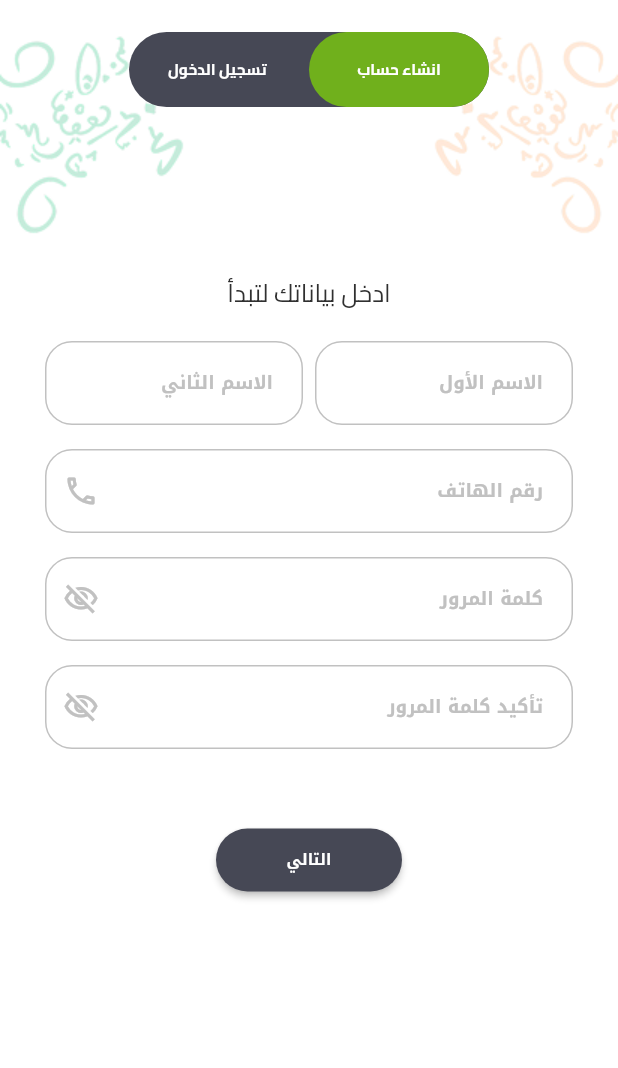
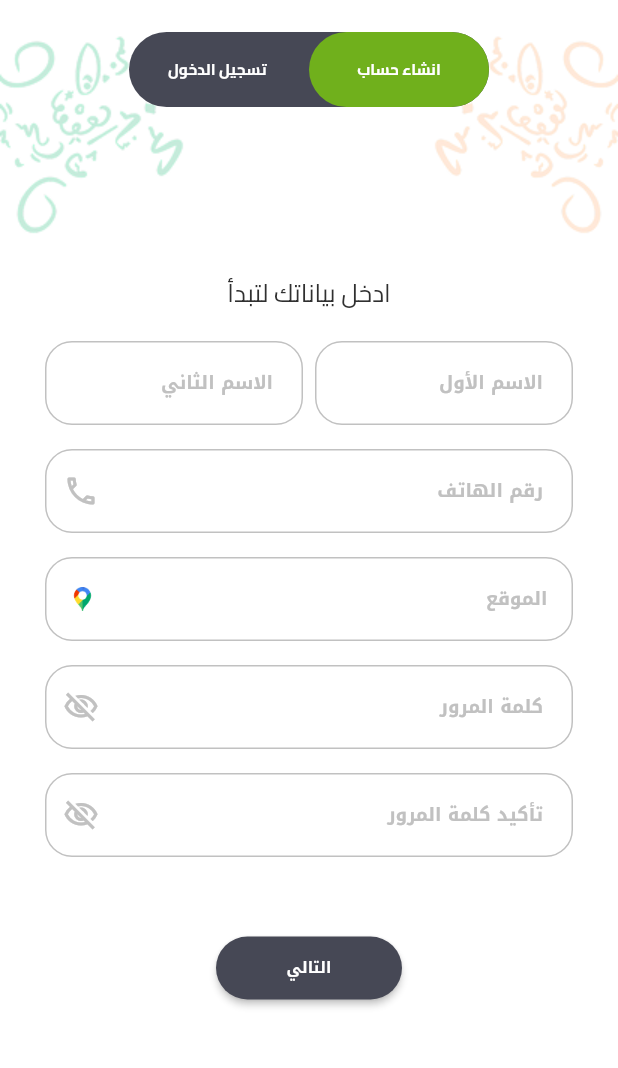
Before and after one commit to Mohamed123-r/hwee_tawseel_driver, a Flutter app: the screen it shows after launch, after a tap on "انشاء حساب", on a phone screen of 412 x 824 dp, the part 76-1144 px from its top. Run offline on Flutter 3.47's test engine with Material 3 defaults, Android fonts, the phone set to English and light mode, and no system bars; our stand-ins replace flutter_svg, image_picker, pinput; network calls fail; project files that could hold a hidden picture were left out.

Commit message:
✨ feat(auth): Add location selection to registration flow

```diff
--- a/lib/views/auth/widgets/register.dart
+++ b/lib/views/auth/widgets/register.dart
@@ -1,6 +1,10 @@
 import 'package:flutter/material.dart';
+import 'package:flutter_svg/svg.dart';
 import 'package:hwee_tawseel_driver/components/app_button.dart';
+import 'package:hwee_tawseel_driver/components/app_colors.dart';
 import 'package:hwee_tawseel_driver/components/app_form_filed.dart';
+import 'package:hwee_tawseel_driver/generated/assets.dart';
+import 'package:hwee_tawseel_driver/views/auth/location_view.dart';
 import 'package:hwee_tawseel_driver/views/auth/register_view.dart';
 
 import '../../../components/app_text_styles.dart';
@@ -88,6 +92,43 @@ class _RegisterState extends State<Register> {
             },
           ),
           SizedBox(height: 16),
+          GestureDetector(
+            onTap: () {
+              Navigator.push(
+                context,
+                MaterialPageRoute(
+                  builder: (context) => LocationView(),
+                ),
+              );
+            },
+            child: Container(
+              height: 56,
+              width: double.infinity,
+              padding: EdgeInsets.symmetric(
+                horizontal: 16,
+              ),
+              decoration: BoxDecoration(
+                border: Border.all(
+                  color: AppColors.border,
+                ),
+                borderRadius: BorderRadius.all(Radius.circular(18)),
+              ),
+              child: Row(children: [
+                Image.asset(
+                  Assets.imagesGoogleMaps,
+                  width: 16,
+                  height: 16,
+                ),
+                Spacer(),
+                Text(
+                  "الموقع",
+                  style: AppTextStyles.style12W700(context).copyWith(
+                      color: AppColors.border, fontFamily: "Noto Kufi Arabic"),
+                ),
+              ]),
+            ),
+          ),
+          SizedBox(height: 16),
           AppPassInputTextFormField(
             controller: passwordController,
             labelText: "كلمة المرور",
@@ -134,10 +175,8 @@ class _RegisterState extends State<Register> {
                 setState(() {
                   _autovalidateMode = AutovalidateMode.always;
                 });
-                Navigator.push(context, MaterialPageRoute(builder:
-
-                (context) =>  RegisterView()));
-
+                Navigator.push(context,
+                    MaterialPageRoute(builder: (context) => RegisterView()));
               }
             },
           ),
```
Also changed, not shown: lib/views/auth/edit_location_view.dart (deleted, +0 -98 lines), lib/views/auth/location_view.dart (added, +52 -0 lines), lib/views/auth/register_view.dart (+13 -7 lines), assets/images/google-maps.png (added), lib/generated/assets.dart.
